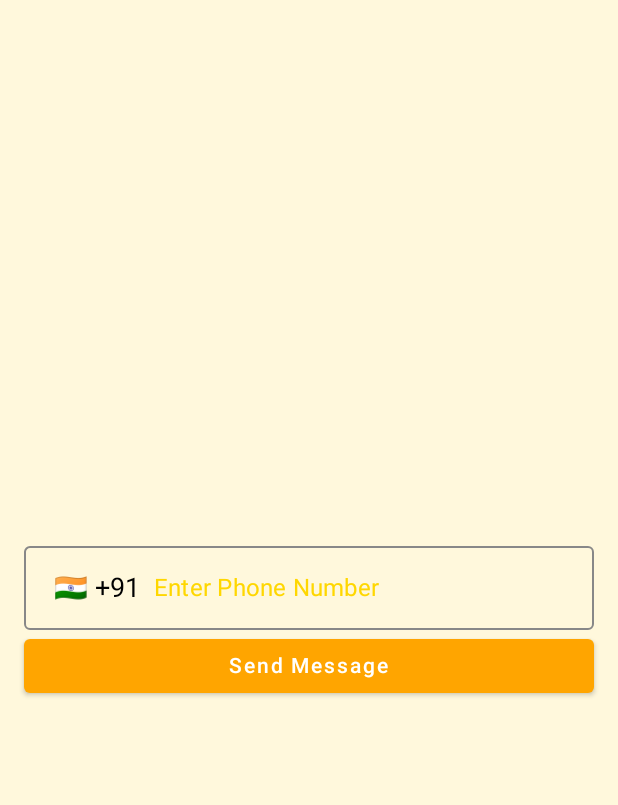
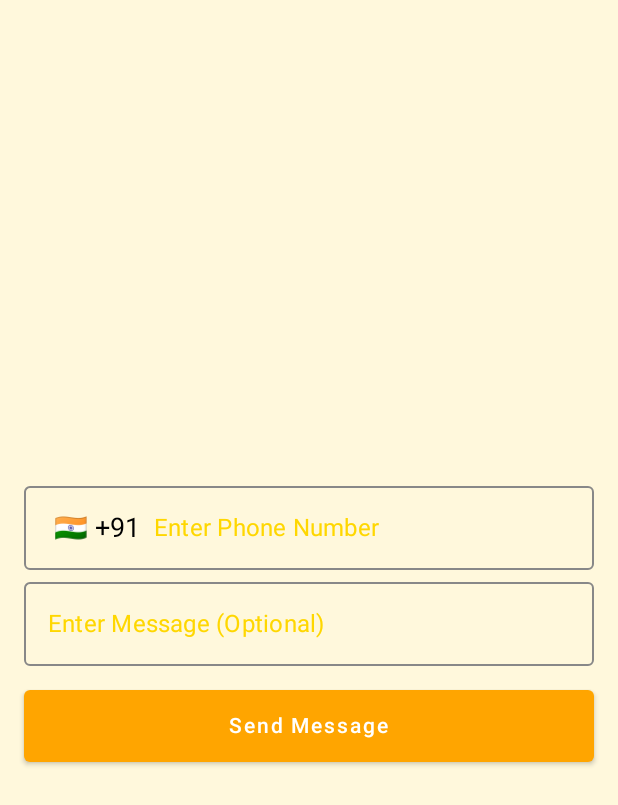
Before and after one commit to anuraj07/JetPackComposeFunctionality, an Android app built with Jetpack Compose: the WhatsAppActivity screen opened directly, with no data from a screen before it, after a tap on "Send Message", on a phone screen of 412 x 824 dp. Shown: the top 805 px of the screen. Run offline under Robolectric (Android 15) with nearby library versions, the phone set to English and light mode, and no system bars.

Commit message:
initiate whatsapp message

```diff
--- a/app/src/main/AndroidManifest.xml
+++ b/app/src/main/AndroidManifest.xml
@@ -1,6 +1,10 @@
 <?xml version="1.0" encoding="utf-8"?>
 <manifest xmlns:android="http://schemas.android.com/apk/res/android"
     xmlns:tools="http://schemas.android.com/tools">
+
+    <queries>
+        <package android:name="com.whatsapp" />
+    </queries>
 
     <application
         android:allowBackup="true"
--- a/app/src/main/java/com/deep/myapplication/whatsapp/WhatsAppActivity.kt
+++ b/app/src/main/java/com/deep/myapplication/whatsapp/WhatsAppActivity.kt
@@ -1,7 +1,5 @@
 package com.deep.myapplication.whatsapp
 
-import android.content.Intent
-import android.net.Uri
 import android.os.Bundle
 import androidx.activity.ComponentActivity
 import androidx.activity.compose.setContent
@@ -31,6 +29,7 @@ import com.deep.myapplication.ui.theme.Cornsilk
 import com.deep.myapplication.ui.theme.Gold
 import com.deep.myapplication.ui.theme.WallPaperComposeTheme
 import com.deep.myapplication.utils.CountryCodePickerUtil
+import com.deep.myapplication.utils.ToastFactory
 import com.deep.myapplication.utils.getFlagEmojiFor
 import com.deep.myapplication.whatsapp.viewmodel.WhatsAppViewModel
 
@@ -72,8 +71,7 @@ fun WhatsAppUI(viewModel: WhatsAppViewModel) {
                     Text("Enter Phone Number", color = Gold)
                 },
                 keyboardOptions = KeyboardOptions(
-                    imeAction = ImeAction.Next,
-                    keyboardType = KeyboardType.Phone
+                    imeAction = ImeAction.Next, keyboardType = KeyboardType.Phone
                 ),
                 textStyle = TextStyle(fontSize = 18.sp),
                 colors = TextFieldDefaults.outlinedTextFieldColors(
@@ -90,14 +88,39 @@ fun WhatsAppUI(viewModel: WhatsAppViewModel) {
                 },
             )
 
-            Button(modifier = Modifier.fillMaxWidth(), onClick = {
-                val fullNumber = viewModel.mobileCountry.code + viewModel.phoneNumber
-                val url = "https://api.whatsapp.com/send?phone=$fullNumber&text=Eureka!!"
-                val i = Intent(Intent.ACTION_VIEW)
-                i.data = Uri.parse(url)
-                context.startActivity(i)
+            OutlinedTextField(
+                modifier = Modifier.fillMaxWidth(),
+                value = viewModel.message,
+                onValueChange = {
+                    viewModel.message = it
+                },
+                label = {
+                    Text("Enter Message (Optional)", color = Gold)
+                },
+                keyboardOptions = KeyboardOptions(
+                    imeAction = ImeAction.Next, keyboardType = KeyboardType.Text
+                ),
+                textStyle = TextStyle(fontSize = 18.sp),
+                colors = TextFieldDefaults.outlinedTextFieldColors(
+                    unfocusedBorderColor = Color.Gray,
+                )
+            )
+
+            Spacer(modifier = Modifier.height(16.dp))
+
+            Button(
+                modifier = Modifier
+                    .fillMaxWidth()
+                    .height(48.dp),
+                onClick = {
+                    if (viewModel.isWhatsAppInstalled(context)) {
+                        viewModel.handleButtonClick(context)
+                    } else {
+                        ToastFactory.showToast(context, "WhatsApp Not Installed")
+                    }
+
                 }) {
-                Text(text = "Send Message")
+                Text(text = "Send Message", modifier = Modifier.background(Color.Transparent))
             }
         }
     }
@@ -110,19 +133,16 @@ fun CountryPickerView(
     countries: List<CountryCodePickerUtil>
 ) {
     var showDialog by remember { mutableStateOf(false) }
-    Text(
-        modifier = Modifier
+    Text(modifier = Modifier
         .clickable {
             showDialog = true
         }
         .padding(start = 20.dp, end = 5.dp),
         text = "${getFlagEmojiFor(selectedCountry.nameCode)} +${selectedCountry.code}",
         color = Color.Black,
-        fontSize = 18.sp
-    )
+        fontSize = 18.sp)
 
-    if (showDialog)
-        CountryCodePickerDialog(countries, onSelection) {
+    if (showDialog) CountryCodePickerDialog(countries, onSelection) {
         showDialog = false
     }
 }
@@ -143,8 +163,7 @@ fun CountryCodePickerDialog(
             ) {
                 for (country in countries) {
                     item {
-                        Text(
-                            modifier = Modifier
+                        Text(modifier = Modifier
                             .clickable {
                                 onSelection(country)
                                 dismiss()
@@ -152,8 +171,7 @@ fun CountryCodePickerDialog(
                             .fillMaxWidth()
                             .padding(10.dp),
                             text = "${getFlagEmojiFor(country.nameCode)} ${country.fullName}",
-                            color = Color.Black
-                        )
+                            color = Color.Black)
                     }
                 }
             }
--- a/app/src/main/java/com/deep/myapplication/whatsapp/viewmodel/WhatsAppViewModel.kt
+++ b/app/src/main/java/com/deep/myapplication/whatsapp/viewmodel/WhatsAppViewModel.kt
@@ -1,5 +1,9 @@
 package com.deep.myapplication.whatsapp.viewmodel
 
+import android.content.Context
+import android.content.Intent
+import android.content.pm.PackageManager
+import android.net.Uri
 import androidx.compose.runtime.getValue
 import androidx.compose.runtime.mutableStateOf
 import androidx.compose.runtime.setValue
@@ -7,8 +11,30 @@ import androidx.lifecycle.ViewModel
 import com.deep.myapplication.utils.CountryCodePickerUtil
 import com.deep.myapplication.utils.getCountriesList
 
+
 class WhatsAppViewModel: ViewModel() {
     var phoneNumber by mutableStateOf("")
+    var message by mutableStateOf("")
     val countriesList = getCountriesList()
     var mobileCountry by mutableStateOf(CountryCodePickerUtil("in", "91", "India"))
+
+    fun handleButtonClick(context: Context) { //TODO("Add Validation on Phone number")
+        val fullNumber = mobileCountry.code + phoneNumber
+        val url = "https://api.whatsapp.com/send?phone=$fullNumber&text=$message"
+        val i = Intent(Intent.ACTION_VIEW)
+        i.data = Uri.parse(url)
+        context.startActivity(i)
+    }
+
+    fun isWhatsAppInstalled(context: Context): Boolean {
+        val pm: PackageManager = context.packageManager
+        val appInstalled: Boolean = try {
+            pm.getPackageInfo("com.whatsapp", PackageManager.GET_ACTIVITIES)
+            true
+        } catch (e: PackageManager.NameNotFoundException) {
+            false
+        }
+        return appInstalled
+    }
+
 }
```
Lines whose indentation alone changed are shown as unchanged.
